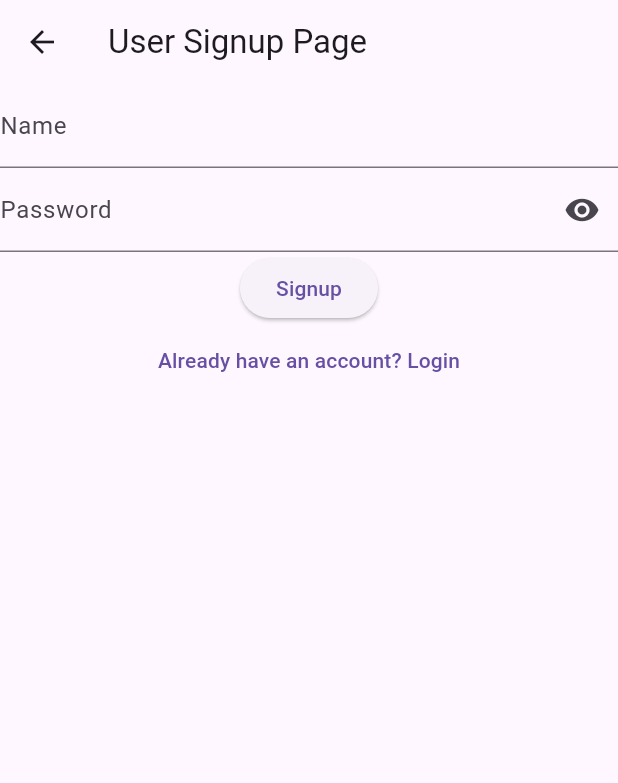
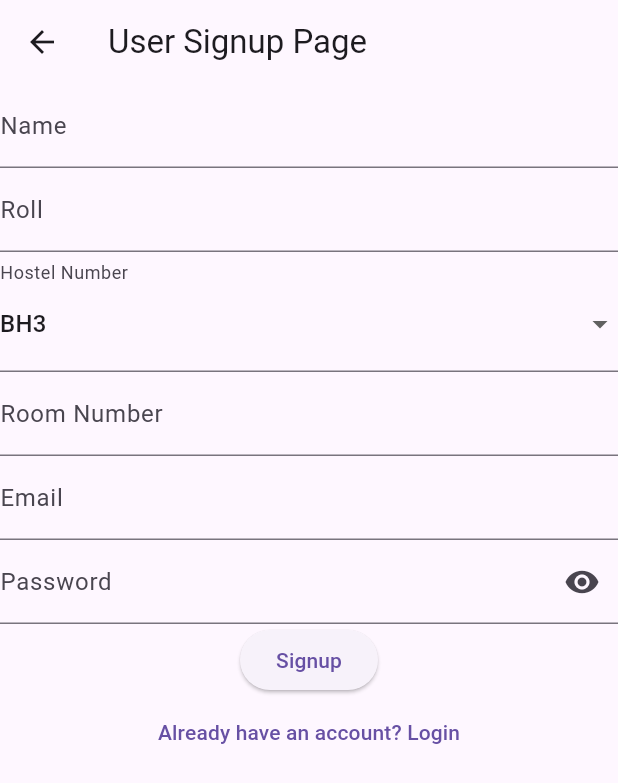
Before and after one commit to Kuwar-Vishnudatt/Hostel_help, a Flutter app: the UserSignupPage screen opened by its route, on a phone screen of 412 x 824 dp. Shown: the top 783 px of the screen. Run offline on Flutter 3.47's test engine with Material 3 defaults, Android fonts, the phone set to English and light mode, and no system bars; our stand-ins replace cloud_firestore, firebase_auth, firebase_core; accounts and stored records are empty.

Commit message:
Initial Commit

```diff
--- a/lib/pages/user/user_signup_page.dart
+++ b/lib/pages/user/user_signup_page.dart
@@ -73,6 +73,58 @@ class _UserSignupPageState extends State<UserSignupPage> {
               ),
               // Other form fields...
               TextFormField(
+                decoration: const InputDecoration(labelText: 'Roll'),
+                validator: (value) {
+                  if (value == null || value.isEmpty) {
+                    return 'Please enter your roll number';
+                  }
+                  // Regex pattern for roll number
+                  String pattern = r'^(btech|bba|mtech|mba|bca)/\d{5}/\d{2}$';
+                  RegExp regex = RegExp(pattern);
+                  if (!regex.hasMatch(value)) {
+                    return 'Invalid roll number format';
+                  }
+                  return null;
+                },
+                onSaved: (value) => roll = value!,
+              ),
+              InputDecorator(
+                decoration: const InputDecoration(
+                  labelText: 'Hostel Number',
+                ),
+                child: DropdownButtonHideUnderline(
+                  child: DropdownButton<String>(
+                    value: hostelNumber,
+                    onChanged: (String? newValue) {
+                      setState(() {
+                        hostelNumber = newValue!;
+                      });
+                    },
+                    items: <String>['BH1', 'BH2', 'BH3', 'GH']
+                        .map<DropdownMenuItem<String>>((String value) {
+                      return DropdownMenuItem<String>(
+                        value: value,
+                        child: Text(value),
+                      );
+                    }).toList(),
+                  ),
+                ),
+              ),
+              TextFormField(
+                decoration: const InputDecoration(labelText: 'Room Number'),
+                onSaved: (value) => roomNumber = value!,
+              ),
+              TextFormField(
+                decoration: const InputDecoration(labelText: 'Email'),
+                validator: (value) {
+                  if (value == null || !emailRegex.hasMatch(value)) {
+                    return 'Please enter a valid email';
+                  }
+                  return null;
+                },
+                onSaved: (value) => email = value!,
+              ),
+              TextFormField(
                 decoration: InputDecoration(
                   labelText: 'Password',
                   suffixIcon: IconButton(
```
